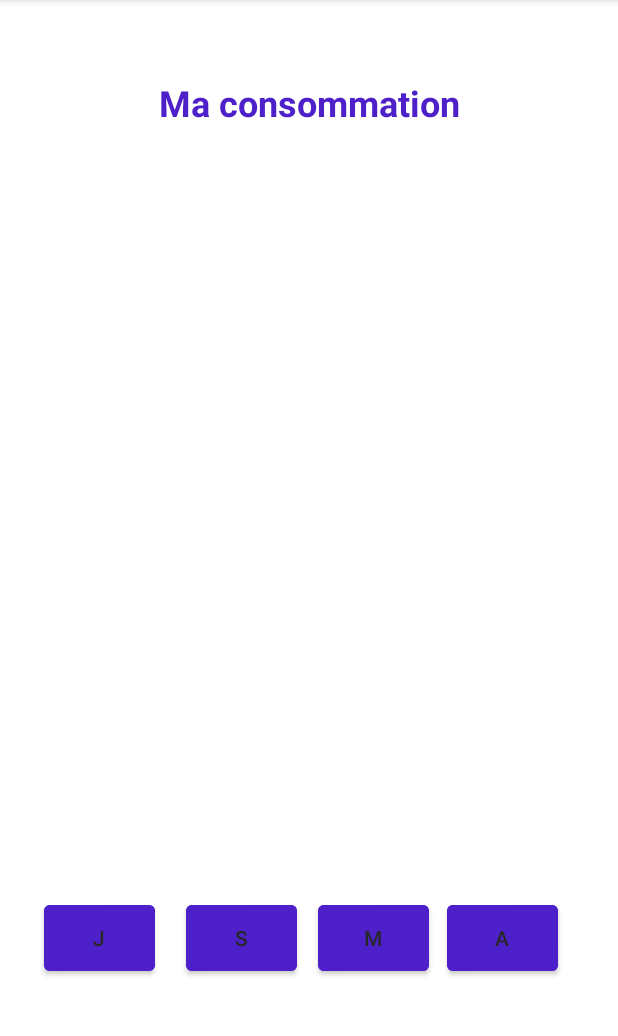
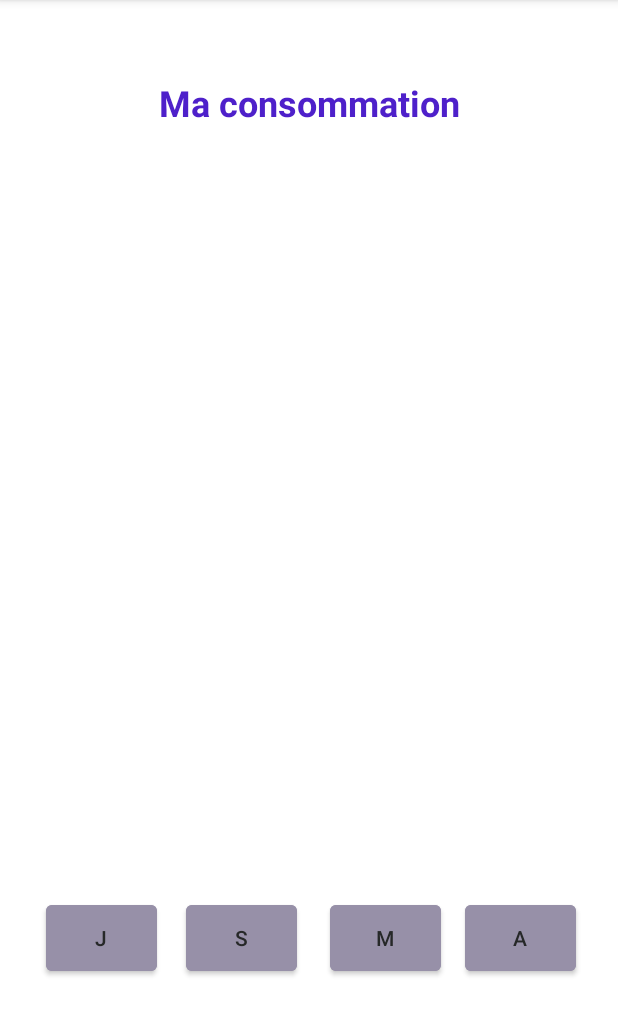
Before and after one commit to adrilafosse/Plateform-IA, an Android app: the maconso screen opened directly, with no data from a screen before it, on a phone screen of 412 x 824 dp, the part 84-1120 px from its top. Run offline under Robolectric (Android 15) with nearby library versions, the phone set to English and light mode, and no system bars; our stand-ins replace Firebase (no records; nobody signed in at launch, a user with empty details on screens opened directly); libraries missing offline, so code that uses them is left out: com.github.mikephil.charting; plain views replace LineChart.

Commit message:
modif couleur bouton

```diff
--- a/App-master/app/src/main/res/layout/activity_maconso.xml
+++ b/App-master/app/src/main/res/layout/activity_maconso.xml
@@ -8,17 +8,15 @@
     tools:context=".maconso">
 
     <Button
-        android:id="@+id/button1"
+        android:id="@+id/button4"
         android:layout_width="74dp"
         android:layout_height="56dp"
         android:layout_marginTop="80dp"
-        android:layout_marginEnd="16dp"
-        android:backgroundTint="#4E20CA"
-        android:onClick="goToPageJour"
-        android:text="J"
-        app:layout_constraintEnd_toStartOf="@+id/button2"
-        app:layout_constraintHorizontal_bias="0.861"
-        app:layout_constraintStart_toStartOf="parent"
+        android:layout_marginEnd="28dp"
+        android:backgroundTint="#9790A8"
+        android:onClick="goToPageAnnee"
+        android:text="A"
+        app:layout_constraintEnd_toEndOf="parent"
         app:layout_constraintTop_toBottomOf="@+id/fragmentContainer" />
 
     <Button
@@ -27,11 +25,11 @@
         android:layout_height="56dp"
         android:layout_marginTop="80dp"
         android:layout_marginEnd="8dp"
-        android:backgroundTint="#4E20CA"
+        android:backgroundTint="#9790A8"
         android:onClick="goToPageSemaine"
         android:text="S"
         app:layout_constraintEnd_toStartOf="@+id/button3"
-        app:layout_constraintHorizontal_bias="0.953"
+        app:layout_constraintHorizontal_bias="0.897"
         app:layout_constraintStart_toStartOf="parent"
         app:layout_constraintTop_toBottomOf="@+id/fragmentContainer" />
 
@@ -40,8 +38,8 @@
         android:layout_width="74dp"
         android:layout_height="56dp"
         android:layout_marginTop="80dp"
-        android:layout_marginEnd="12dp"
-        android:backgroundTint="#4E20CA"
+        android:layout_marginEnd="16dp"
+        android:backgroundTint="#9790A8"
         android:onClick="goToPageMois"
         android:text="M"
         app:layout_constraintEnd_toStartOf="@+id/button4"
@@ -50,15 +48,17 @@
         app:strokeColor="#2196F3" />
 
     <Button
-        android:id="@+id/button4"
+        android:id="@+id/button1"
         android:layout_width="74dp"
         android:layout_height="56dp"
         android:layout_marginTop="80dp"
-        android:layout_marginEnd="40dp"
-        android:backgroundTint="#4E20CA"
-        android:onClick="goToPageAnnee"
-        android:text="A"
-        app:layout_constraintEnd_toEndOf="parent"
+        android:layout_marginEnd="16dp"
+        android:backgroundTint="#9790A8"
+        android:onClick="goToPageJour"
+        android:text="J"
+        app:layout_constraintEnd_toStartOf="@+id/button2"
+        app:layout_constraintHorizontal_bias="0.904"
+        app:layout_constraintStart_toStartOf="parent"
         app:layout_constraintTop_toBottomOf="@+id/fragmentContainer" />
 
     <TextView
```
